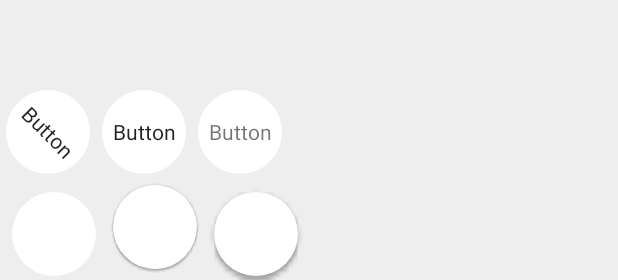
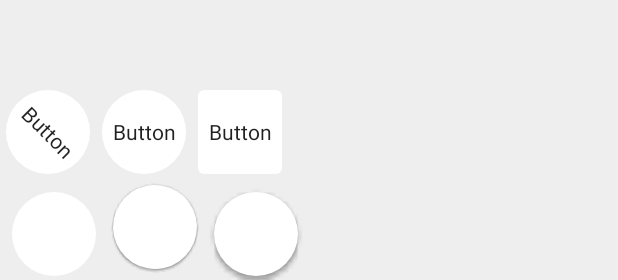
Before and after one commit to twang2218/material-design-toolkit, an Android app: the layout activity_shadow.xml on its own in the app's theme, with its tools: preview values and no code run, on a phone screen of 412 x 824 dp. Shown: the top 280 px of the screen. Run offline under Robolectric (Android 15) with nearby library versions, the phone set to English and light mode, and no system bars.

Commit message:
* Use mRadius to workaround the EditMode black background bug in 'Paper' widget;  * Add a Card background in sample project;

```diff
--- /dev/null
+++ b/demo/src/main/res/drawable/card_background.xml
@@ -0,0 +1,7 @@
+<?xml version="1.0" encoding="utf-8"?>
+
+<shape xmlns:android="http://schemas.android.com/apk/res/android"
+    android:shape="rectangle">
+    <solid android:color="@android:color/white" />
+    <corners android:radius="4dp" />
+</shape>
--- a/demo/src/main/res/layout/activity_shadow.xml
+++ b/demo/src/main/res/layout/activity_shadow.xml
@@ -43,16 +43,17 @@
             android:text="@string/button"
             app:depth="1" />
 
-        <TextView
+        <org.lab99.mdt.view.Paper
             android:id="@+id/bg3"
             android:layout_width="@dimen/mdt_fab_large_size"
             android:layout_height="@dimen/mdt_fab_large_size"
             android:layout_margin="4dp"
-            android:background="@drawable/round_background"
+            android:background="@drawable/card_background"
             android:clickable="true"
             android:focusable="true"
             android:gravity="center"
-            android:text="@string/button" />
+            android:text="@string/button"
+            app:depth="1" />
     </LinearLayout>
 
     <LinearLayout
--- a/lib/src/main/java/org/lab99/mdt/drawable/PaperDrawable.java
+++ b/lib/src/main/java/org/lab99/mdt/drawable/PaperDrawable.java
@@ -97,20 +97,24 @@ public class PaperDrawable extends ProxyDrawable implements Drawable.Callback {
         getRipple().setBounds(bounds);
     }
 
+    private PaperState getPaperState() {
+        return ((PaperState) getConstantState());
+    }
+
     public ShadowDrawable getShadowSelf() {
-        return ((PaperState) getConstantState()).mShadowSelf;
+        return getPaperState().mShadowSelf;
     }
 
     public RippleDrawable getRipple() {
-        return ((PaperState) getConstantState()).mRipple;
+        return getPaperState().mRipple;
     }
 
     public Drawable getShadowChild() {
-        return ((PaperState) getConstantState()).mShadowChildren;
+        return getPaperState().mShadowChildren;
     }
 
     public TouchTracker getTouchTracker() {
-        return ((PaperState) getConstantState()).mTouchTracker;
+        return getPaperState().mTouchTracker;
     }
 
     public boolean isRippleEnabled() {
@@ -184,7 +188,6 @@ public class PaperDrawable extends ProxyDrawable implements Drawable.Callback {
             mRipple = new RippleDrawable();
             //  TODO: to be remove
             mShadowChildren = new ColorDrawable(Color.TRANSPARENT);
-
             setTouchTracker(new TouchTracker());
         }
 
--- a/lib/src/main/java/org/lab99/mdt/drawable/RippleDrawable.java
+++ b/lib/src/main/java/org/lab99/mdt/drawable/RippleDrawable.java
@@ -23,7 +23,6 @@ public class RippleDrawable extends Drawable {
     private Bitmap mBitmapBackground;
     private RippleState mState;
     private float mRadius;
-
 
     public RippleDrawable() {
         this(null);
@@ -164,18 +163,20 @@ public class RippleDrawable extends Drawable {
     @Override
     public void draw(Canvas canvas) {
         if (isEnabled() && !getBounds().isEmpty()) {
-            if (getMaskDrawer() != null) {
+            if (getMaskDrawer() != null && mRadius >= DEFAULT_MIN_RADIUS) {
+                //  Clear bitmap
+                mBitmapBackground.eraseColor(Color.TRANSPARENT);
+                mBitmapRipple.eraseColor(Color.TRANSPARENT);
+
                 //  Because we need PorterDuff.Mode.SRC_ATOP later, the canvas has to be empty
                 //  So, we cannot use given canvas, which contains other stuff already.
                 Canvas c = new Canvas(mBitmapBackground);
-                c.drawColor(Color.TRANSPARENT, PorterDuff.Mode.CLEAR);
                 //  draw background
                 getMaskDrawer().draw(c);
 
                 //  Render Ripple Layer
                 //  Ripple has to be drawn on a Bitmap layer, otherwise later Mode.SRC_ATOP will be wrong
                 Canvas cr = new Canvas(mBitmapRipple);
-                cr.drawColor(Color.TRANSPARENT, PorterDuff.Mode.CLEAR);
                 //  render ripple
                 drawRipple(cr);
 
--- a/lib/src/main/java/org/lab99/mdt/drawable/ShadowDrawable.java
+++ b/lib/src/main/java/org/lab99/mdt/drawable/ShadowDrawable.java
@@ -115,11 +115,7 @@ public class ShadowDrawable extends Drawable {
 
     @Override
     protected boolean onStateChange(int[] stateSet) {
-        if (getOnStateChangedListener() != null) {
-            return getOnStateChangedListener().onStateChange(getState(), stateSet);
-        } else {
-            return false;
-        }
+        return getOnStateChangedListener() != null && getOnStateChangedListener().onStateChange(getState(), stateSet);
     }
 
     @Override
--- a/lib/src/main/java/org/lab99/mdt/view/Paper.java
+++ b/lib/src/main/java/org/lab99/mdt/view/Paper.java
@@ -49,7 +49,7 @@ public class Paper extends TextView {
             try {
                 setDepth(a.getFloat(R.styleable.Paper_depth, 0));
                 setRippleEnabled(a.getBoolean(R.styleable.Paper_rippleEnabled, true));
-                setRippleEnabled(a.getBoolean(R.styleable.Paper_rippleOnTouchEnabled, true));
+                setRippleOnTouchEnabled(a.getBoolean(R.styleable.Paper_rippleOnTouchEnabled, false));
 //                setBackground(a.getDrawable(R.styleable.Paper_android_background));
             } finally {
                 a.recycle();
```
